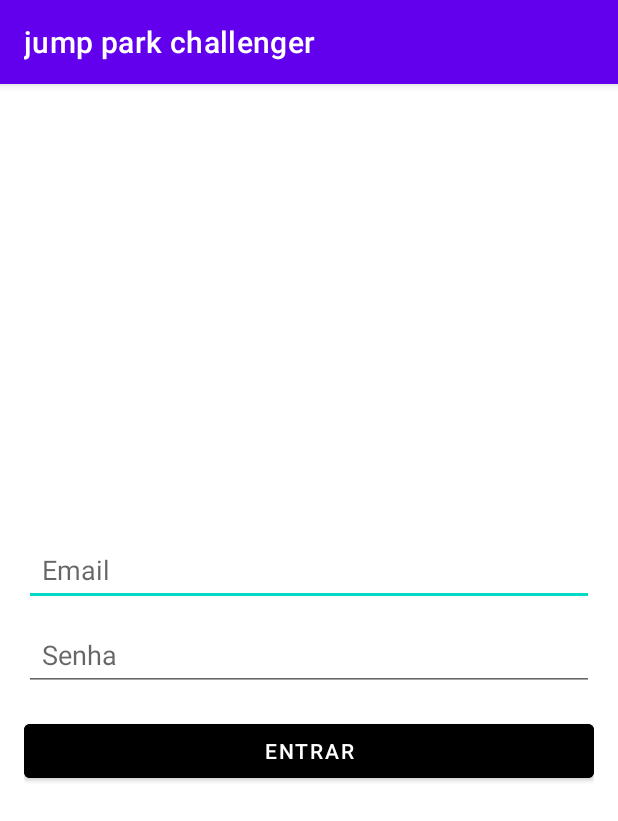
After one commit to art2202/jump-park-challenger, an Android app: the LoginActivity screen opened directly, with no data from a screen before it, on a phone screen of 412 x 824 dp. The commit adds this screen. Shown: the top 821 px of the screen. Run offline under Robolectric (Android 15) with nearby library versions, the phone set to English and light mode, and no system bars; 2 statements that could not run were skipped.

Commit message:
feat: create login screen

```diff
--- /dev/null
+++ b/app/src/main/java/com/example/jumpparkchallenger/presentation/login/LoginActivity.kt
@@ -0,0 +1,62 @@
+package com.example.jumpparkchallenger.presentation.login
+
+import android.content.Intent
+import androidx.appcompat.app.AppCompatActivity
+import android.os.Bundle
+import android.util.Patterns
+import android.widget.Toast
+import com.example.jumpparkchallenger.R
+import com.example.jumpparkchallenger.databinding.ActivityLoginBinding
+import com.example.jumpparkchallenger.presentation.MainActivity
+import org.koin.androidx.viewmodel.ext.android.viewModel
+
+class LoginActivity : AppCompatActivity() {
+
+    private val viewModel : LoginViewModel by viewModel()
+    private lateinit var binding : ActivityLoginBinding
+    override fun onCreate(savedInstanceState: Bundle?) {
+        super.onCreate(savedInstanceState)
+        setContentView(R.layout.activity_login)
+
+        binding = ActivityLoginBinding.inflate(layoutInflater)
+        setContentView(binding.root)
+
+        viewModel.responseHome.observe(this){info ->
+            if(info != null) {
+                Toast.makeText(this, "Login efetuado com sucesso", Toast.LENGTH_SHORT).show()
+                openHomeActivity()
+            }
+        }
+        initListeners()
+    }
+
+    private fun openHomeActivity() {
+        //passar infos aqui
+        val intent = Intent(this, MainActivity::class.java)
+        startActivity(intent)
+    }
+
+    private fun initListeners(){
+        binding.loginButton.setOnClickListener {
+            if(checkLoginInfos())
+                viewModel.login(
+                    binding.emailEditText.text.toString(),
+                    binding.passwordEditText.text.toString()
+                )
+        }
+    }
+
+    private fun checkLoginInfos() : Boolean{
+
+        val email = binding.emailEditText.text.toString()
+        if(email.isEmpty() || !Patterns.EMAIL_ADDRESS.matcher(email).matches()) {
+            binding.emailEditText.error = "Insira um email valido!"
+            return false
+        }
+        if(binding.passwordEditText.text.toString().isEmpty()){
+            binding.passwordEditText.error = "Insira uma senha!"
+            return false
+        }
+        return true
+    }
+}
--- /dev/null
+++ b/app/src/main/res/layout/activity_login.xml
@@ -0,0 +1,41 @@
+<?xml version="1.0" encoding="utf-8"?>
+<LinearLayout
+    xmlns:android="http://schemas.android.com/apk/res/android"
+    xmlns:app="http://schemas.android.com/apk/res-auto"
+    xmlns:tools="http://schemas.android.com/tools"
+    android:layout_width="match_parent"
+    android:layout_height="match_parent"
+    android:padding="16dp"
+    android:orientation="vertical"
+    android:gravity="center">
+
+
+    <EditText
+        android:id="@+id/emailEditText"
+        android:layout_width="match_parent"
+        android:layout_height="wrap_content"
+        android:hint="Email"
+        android:inputType="textEmailAddress"
+        android:layout_marginBottom="8dp"
+        android:padding="12dp" />
+
+
+    <EditText
+        android:id="@+id/passwordEditText"
+        android:layout_width="match_parent"
+        android:layout_height="wrap_content"
+        android:hint="Senha"
+        android:inputType="textPassword"
+        android:layout_marginBottom="16dp"
+        android:padding="12dp" />
+
+    <!-- Botão Entrar -->
+    <Button
+        android:id="@+id/loginButton"
+        android:layout_width="match_parent"
+        android:layout_height="wrap_content"
+        android:text="Entrar"
+        android:backgroundTint="@color/black"
+        android:textColor="@android:color/white" />
+
+</LinearLayout>
--- a/app/src/main/res/values/strings.xml
+++ b/app/src/main/res/values/strings.xml
@@ -9,4 +9,5 @@
 
     <string name="menu_home">Início</string>
     <string name="cars_list">Lista de carros</string>
+    <string name="title_activity_login">LoginActivity</string>
 </resources>
```
Also changed, not shown: app/src/main/AndroidManifest.xml (+16 -4 lines), app/src/main/java/com/example/jumpparkchallenger/presentation/login/LoginViewModel.kt (added, +26 -0 lines).
